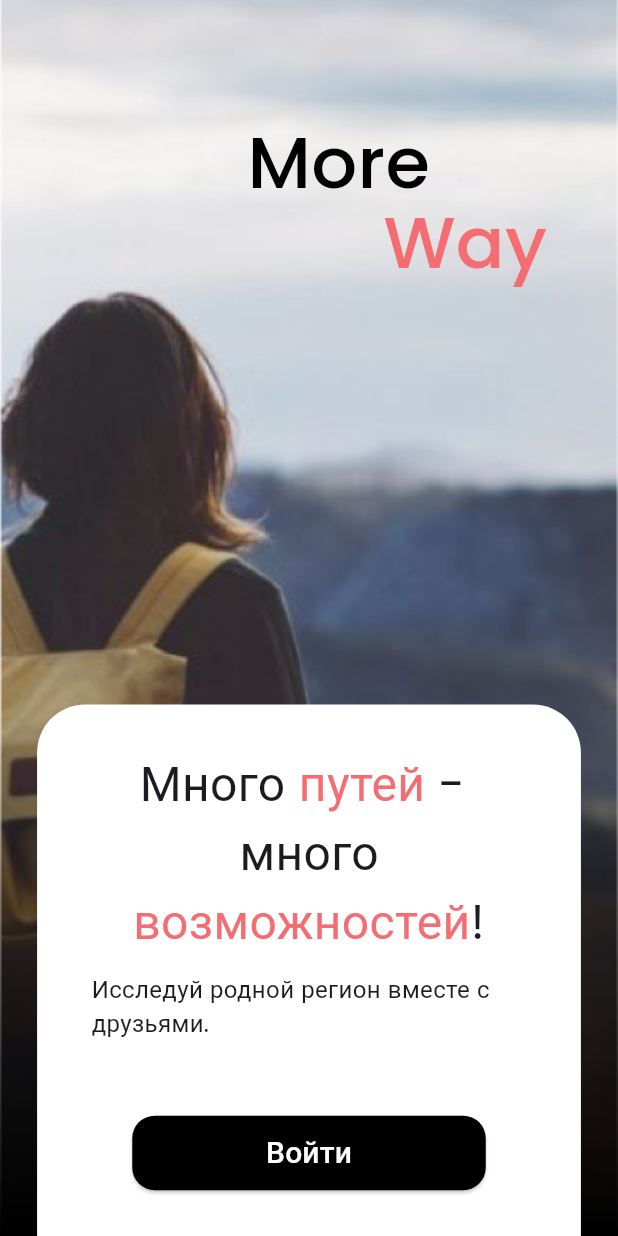
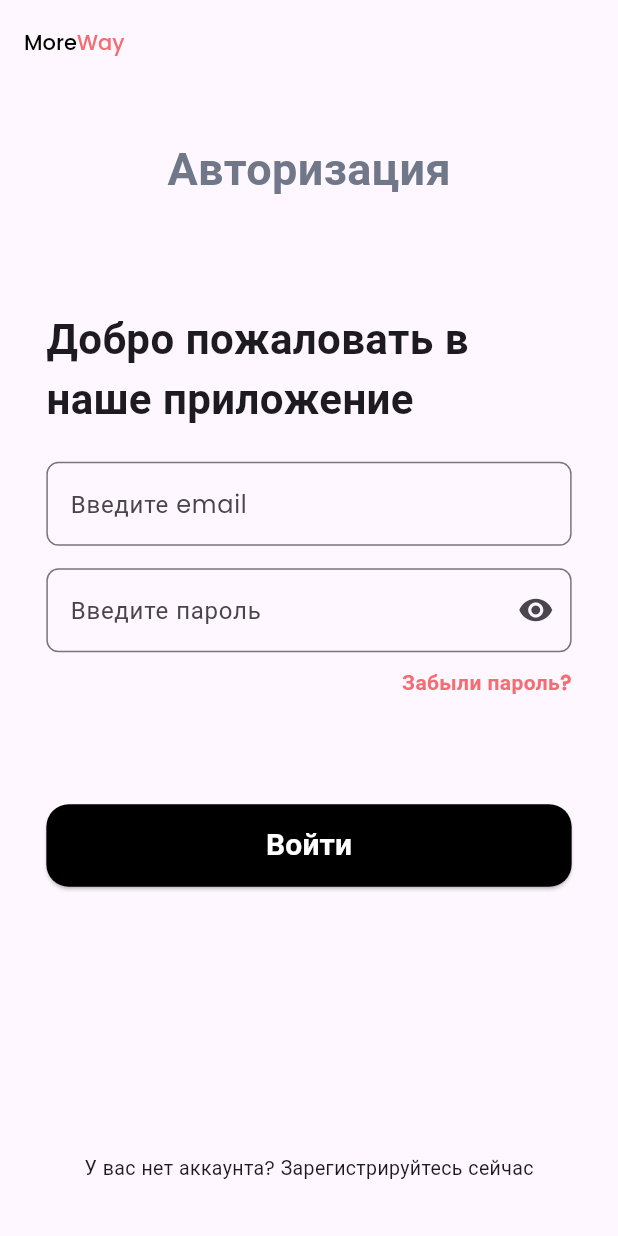
Before and after one commit to whitefooox/moreway-app, a Flutter app: the screen it shows after launch, on a phone screen of 412 x 824 dp. Run offline on Flutter 3.47's test engine with Material 3 defaults, Android fonts, the phone set to English and light mode, and no system bars; our stand-ins replace auto_size_text, flutter_screenutil, flutter_svg, go_router.

Commit message:
signin page

```diff
--- a/lib/core/utils/colors.dart
+++ b/lib/core/const/colors.dart
@@ -4,5 +4,5 @@ class AppColor {
   static const Color black = Colors.black;
   static const Color white = Colors.white;
   static const Color pink = Color.fromARGB(255, 243, 109, 114);
-  //rgb(243, 109, 114)
+  static const Color gray = Color.fromARGB(255, 111, 119, 137);
 }
--- /dev/null
+++ b/lib/core/const/config.dart
@@ -0,0 +1,3 @@
+class Config {
+  static const googleApiKey = "";
+}
--- /dev/null
+++ b/lib/core/const/styles.dart
@@ -0,0 +1,10 @@
+import 'package:flutter/material.dart';
+import 'package:moreway/core/const/colors.dart';
+
+class Styles {
+  static final blButtonStyle = ElevatedButton.styleFrom(
+    backgroundColor: Colors.black,
+    foregroundColor: AppColor.white,
+    shape: RoundedRectangleBorder(borderRadius: BorderRadius.circular(15)),
+  );
+}
--- a/lib/core/utils/navigation.dart
+++ b/lib/core/navigation/navigation.dart
@@ -1,16 +1,23 @@
 import 'package:flutter/material.dart';
 import 'package:go_router/go_router.dart';
+import 'package:moreway/module/auth/presentation/page/signin.dart';
 import 'package:moreway/module/auth/presentation/page/welcome.dart';
-import 'package:moreway/module/place/presentation/page/main_page.dart';
+import 'package:moreway/core/navigation/root_page.dart';
 
 class AppRouter {
   static final GoRouter router = GoRouter(
-    initialLocation: '/',
+    initialLocation: '/signin',
     routes: [
       GoRoute(
         path: "/",
         builder: (context, state) {
           return const WelcomePage();
+        },
+      ),
+      GoRoute(
+        path: "/signin",
+        builder: (context, state) {
+          return const SignInPage();
         },
       ),
       StatefulShellRoute.indexedStack(
--- a/lib/module/place/presentation/page/main_page.dart
+++ b/lib/core/navigation/root_page.dart
@@ -1,7 +1,7 @@
 import 'package:flutter/material.dart';
 import 'package:flutter_svg/flutter_svg.dart';
 import 'package:go_router/go_router.dart';
-import 'package:moreway/core/utils/colors.dart';
+import 'package:moreway/core/const/colors.dart';
 
 class RootPage extends StatelessWidget {
   final StatefulNavigationShell navigationShell;
--- /dev/null
+++ b/lib/core/utils/responsive.dart
@@ -0,0 +1,29 @@
+import 'package:flutter/material.dart';
+
+class Responsive extends StatelessWidget {
+  final Widget mobile;
+  final Widget? tablet;
+
+  const Responsive({
+    super.key,
+    required this.mobile,
+    this.tablet
+  });
+
+  static bool isMobile(BuildContext context) =>
+      MediaQuery.of(context).size.width < 576;
+
+  static bool isTablet(BuildContext context) =>
+      MediaQuery.of(context).size.width >= 576 &&
+      MediaQuery.of(context).size.width <= 992;
+
+  @override
+  Widget build(BuildContext context) {
+    final Size size = MediaQuery.of(context).size;
+    if (size.width >= 576 && tablet != null) {
+      return tablet!;
+    } else {
+      return mobile;
+    }
+  }
+}
--- a/lib/main.dart
+++ b/lib/main.dart
@@ -1,7 +1,9 @@
 import 'package:flutter/material.dart';
 import 'package:flutter/services.dart';
-import 'package:moreway/core/utils/colors.dart';
-import 'package:moreway/core/utils/navigation.dart';
+import 'package:moreway/core/const/colors.dart';
+import 'package:moreway/core/const/styles.dart';
+import 'package:moreway/core/navigation/navigation.dart';
+import 'package:flutter_screenutil/flutter_screenutil.dart';
 
 void main() {
   WidgetsFlutterBinding.ensureInitialized();
@@ -17,7 +19,9 @@ class MainApp extends StatelessWidget {
 
   @override
   Widget build(BuildContext context) {
-    return MaterialApp.router(
+    return ScreenUtilInit(
+      designSize: const Size(390, 786),
+      builder: (_, child) => MaterialApp.router(
         debugShowCheckedModeBanner: false,
         routerConfig: AppRouter.router,
         theme: ThemeData(
@@ -29,8 +33,11 @@ class MainApp extends StatelessWidget {
             backgroundColor: AppColor.black,
             selectedItemColor: AppColor.white,
             unselectedItemColor: AppColor.white.withOpacity(0.5),
-
+          ),
+          elevatedButtonTheme: ElevatedButtonThemeData(
+            style: Styles.blButtonStyle
           )
+        ),
       ),
     );
   }
--- /dev/null
+++ b/lib/module/auth/presentation/page/signin.dart
@@ -0,0 +1,159 @@
+import 'package:auto_size_text/auto_size_text.dart';
+import 'package:flutter/material.dart';
+import 'package:moreway/core/const/colors.dart';
+import 'package:moreway/core/utils/responsive.dart';
+
+class SignInPage extends StatefulWidget {
+  const SignInPage({super.key});
+
+  @override
+  State<SignInPage> createState() => _SignInPageState();
+}
+
+class _SignInPageState extends State<SignInPage> {
+
+  bool isHiddenPassword = true;
+
+  void changePasswordVisible(){
+    setState(() {
+      isHiddenPassword = !isHiddenPassword;
+    });
+  }
+
+  Widget buildTitle(){
+    return const Row(
+      children: [
+        Text(
+          "More",
+          style: TextStyle(
+            fontSize: 14,
+            color: AppColor.black,
+            fontWeight: FontWeight.w500
+          ),
+        ),
+        Text(
+          "Way",
+          style: TextStyle(
+            fontSize: 14,
+            color: AppColor.pink,
+            fontWeight: FontWeight.w500
+          ),
+        ),
+      ],
+    );
+  }
+
+  @override
+  Widget build(BuildContext context) {
+    final screenSize = MediaQuery.of(context).size;
+    return Scaffold(
+      appBar: AppBar(
+        title: buildTitle(),
+      ),body: Form(
+        child: Center(
+          child: SizedBox(
+            width: screenSize.width * 0.85,
+            child: Column(
+              //mainAxisAlignment: MainAxisAlignment.spaceEvenly,
+              children: [
+                const Spacer(),
+                const Text(
+                  "Авторизация",
+                  style: TextStyle(
+                    fontSize: 30,
+                    color: AppColor.gray,
+                    fontWeight: FontWeight.bold
+                  ),
+                ),
+                const Spacer(flex: 2,),
+                const Text(
+                  "Добро пожаловать в наше приложение",
+                  style: TextStyle(
+                    fontSize: 28,
+                    fontWeight: FontWeight.bold
+                  ),
+                ),
+                const SizedBox(height: 22,),
+                TextFormField(
+                  decoration: const InputDecoration(
+                    labelText: "Введите email",
+                    border: OutlineInputBorder(
+                      borderRadius: BorderRadius.all(Radius.circular(8)),
+                    ),
+                    //prefixIcon: Icon(Icons.email)
+                  ),
+                ),
+                const SizedBox(height: 15,),
+                TextFormField(
+                  decoration: InputDecoration(
+                    labelText: "Введите пароль",
+                    border: const OutlineInputBorder(
+                      borderRadius: BorderRadius.all(Radius.circular(8))
+                    ),
+                   // prefixIcon: Icon(Icons.lock),
+                    suffixIcon: IconButton(
+                      onPressed: changePasswordVisible,
+                      icon: Icon(
+                        isHiddenPassword ? Icons.visibility : Icons.visibility_off
+                      )
+                    )
+                  ),
+                  obscureText: isHiddenPassword,
+                ),
+                const SizedBox(height: 10,),
+                const Row(
+                  mainAxisAlignment: MainAxisAlignment.end,
+                  children: [
+                    Text(
+                      "Забыли пароль?",
+                      style: TextStyle(
+                        color: AppColor.pink,
+                        fontSize: 14,
+                        fontWeight: FontWeight.bold
+                      ),
+                    )
+                  ],
+                ),
+                const Spacer(flex: 2,),
+                SizedBox(
+                  width: screenSize.width * 0.85,
+                  child: ElevatedButton(
+                    onPressed: (){},
+                    child: const Padding(
+                      padding: EdgeInsets.symmetric(vertical: 13),
+                      child: Text(
+                        "Войти",
+                        style: TextStyle(
+                          fontSize: 20,
+                          fontWeight: FontWeight.bold
+                        ),
+                      ),
+                    )
+                  ),
+                ),
+                const Spacer(flex: 5,),
+                Wrap(
+                  children: [
+                    Text(
+                      "У вас нет аккаунта? ",
+                      style: TextStyle(
+                        fontSize: 13
+                      ),
+                    ),
+                    Text(
+                      "Зарегистрируйтесь сейчас",
+                      style: TextStyle(
+                        fontSize: 13
+                      ),
+                    ),
+                  ],
+                ),
+                const Spacer(),
+              ],
+            ),
+          ),
+        )
+      ),
+    );
+  }
+}
--- a/lib/module/auth/presentation/page/welcome.dart
+++ b/lib/module/auth/presentation/page/welcome.dart
@@ -1,6 +1,6 @@
 import 'package:flutter/material.dart';
 import 'package:go_router/go_router.dart';
-import 'package:moreway/core/utils/colors.dart';
+import 'package:moreway/core/const/colors.dart';
 
 class WelcomePage extends StatelessWidget {
   const WelcomePage({super.key});
@@ -21,7 +21,6 @@ class WelcomePage extends StatelessWidget {
               fontWeight: FontWeight.w500,
               height: 1.1,
               color: AppColor.black,
-              //backgroundColor: Colors.white
             ),
             textAlign: TextAlign.start,
           ),
@@ -157,20 +156,13 @@ class WelcomePage extends StatelessWidget {
                     builder: (layoutContext, constraints) => Container(
                       decoration: const BoxDecoration(
                         color: AppColor.white,
-                        borderRadius: BorderRadius.only(
-                          topLeft: Radius.circular(32),
-                          topRight: Radius.circular(32)
-                        ),
+                        borderRadius: BorderRadius.vertical(
+                          top: Radius.circular(32),
+                        )
                       ),
                       child: Padding(
-                        padding: EdgeInsets.only(
-                          left: constraints.maxWidth * 0.1,//screenSize.width * 0.08,
-                          right: constraints.maxWidth * 0.1,//screenSize.width * 0.08,
-                          //top: constraints.maxWidth * 0.05,
-                        ),
+                        padding: EdgeInsets.symmetric(horizontal: constraints.maxWidth * 0.1),
                         child: Expanded(
-                            //width: constraints.maxWidth,
-                            //height: constraints.maxHeight,
                             child: Center(
                               child: Column(
                                 mainAxisAlignment: MainAxisAlignment.center,
@@ -180,19 +172,16 @@ class WelcomePage extends StatelessWidget {
                                   buildDescription(),
                                   SizedBox(height: constraints.maxHeight * 0.14),
                                   SizedBox(
-                                    width: constraints.maxWidth * 0.65,//screenSize.width * 0.88 * 4 / 6,
-                                    height: constraints.maxHeight * 0.14,//screenSize.width * 0.88 / 6,
+                                    width: constraints.maxWidth * 0.74,
                                     child: ElevatedButton(
                                       onPressed: () => onClickEnter(context),
-                                      style: ElevatedButton.styleFrom(
-                                        backgroundColor: Colors.black,
-                                        foregroundColor: AppColor.white,
-                                        shape: RoundedRectangleBorder(borderRadius: BorderRadius.circular(15)),
-                                      ),
-                                      child: const Text(
-                                        "Войти",
-                                        style: TextStyle(
-                                          fontSize: 20
+                                      child: const Padding(
+                                        padding: EdgeInsets.symmetric(vertical: 13),
+                                        child: Text(
+                                          "Начать путешествие",
+                                          style: TextStyle(
+                                            fontSize: 20
+                                          ),
                                         ),
                                       )
                                     ),
--- /dev/null
+++ b/lib/module/auth/presentation/widget/app_form_field.dart
@@ -0,0 +1,12 @@
+import 'package:flutter/material.dart';
+
+class AppFormField extends StatelessWidget {
+  const AppFormField({super.key});
+
+  @override
+  Widget build(BuildContext context) {
+    // TODO: implement build
+    throw UnimplementedError();
+  }
+
+}
--- a/pubspec.yaml
+++ b/pubspec.yaml
@@ -7,11 +7,13 @@ environment:
   sdk: '>=3.2.6 <4.0.0'
 
 dependencies:
+  auto_size_text: ^3.0.0
   flutter:
     sdk: flutter
   flutter_screenutil: ^5.9.0
   flutter_svg: ^2.0.10+1
   go_router: ^13.2.0
+  google_maps_flutter: ^2.5.3
 
 dev_dependencies:
   flutter_test:
```
Also changed, not shown: pubspec.lock, 2 other files. Lines whose indentation alone changed are shown as unchanged.
